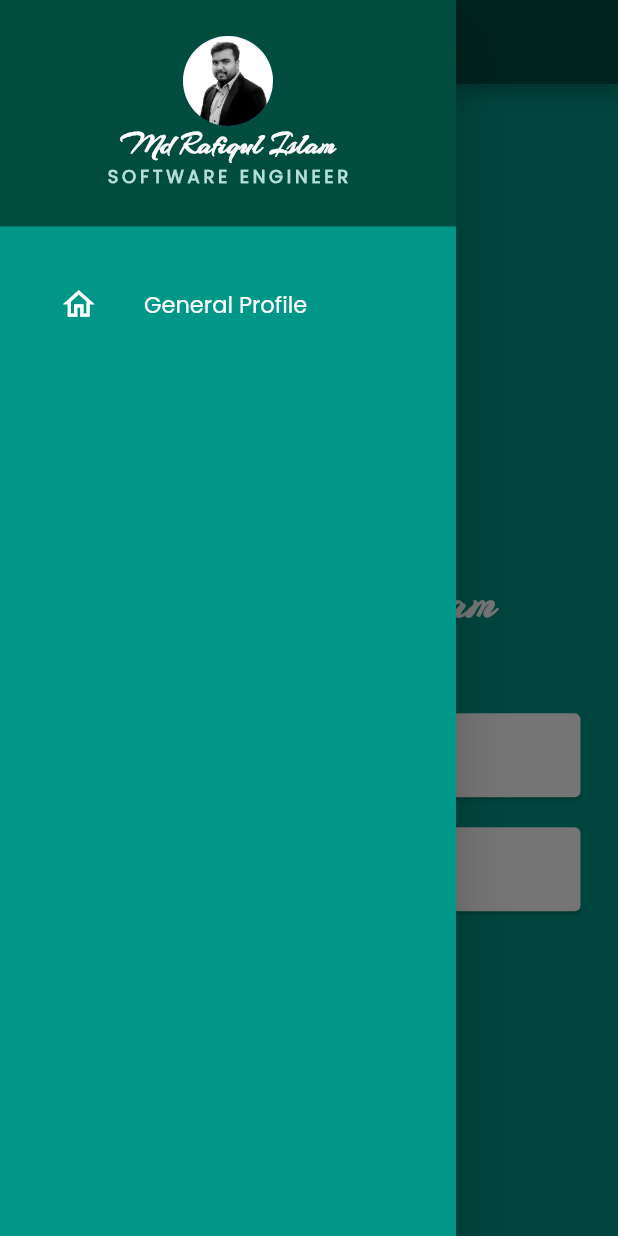
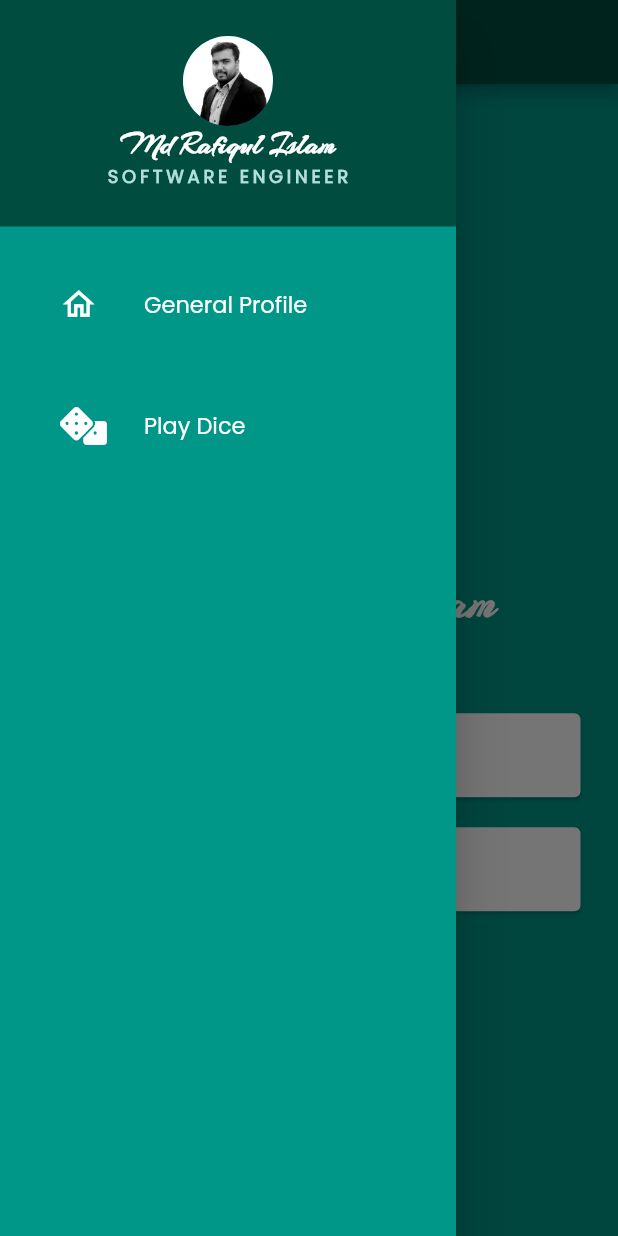
Before and after one commit to vutfiq01/mi_flash_card, a Flutter app: the screen it shows after launch, with the side drawer open, on a phone screen of 412 x 824 dp. Run offline on Flutter 3.47's test engine with Material 2 defaults, Android fonts, the phone set to English and light mode, and no system bars; our stand-ins replace font_awesome_flutter.

Commit message:
dice app is branched from main

```diff
--- a/lib/widget/navigation_drawer.dart
+++ b/lib/widget/navigation_drawer.dart
@@ -1,7 +1,7 @@
 import 'package:flutter/material.dart';
-// import 'package:font_awesome_flutter/font_awesome_flutter.dart';
+import 'package:font_awesome_flutter/font_awesome_flutter.dart';
 // import 'package:mi_flash_card/dating_profile_page.dart';
-// import 'package:mi_flash_card/dice_app.dart';
+import 'package:mi_flash_card/dice_app.dart';
 // import 'package:mi_flash_card/job_profile_page.dart';
 import 'package:mi_flash_card/main.dart';
 
@@ -137,31 +137,31 @@ class MyNavigationDrawer extends StatelessWidget {
             //     ),
             //   ),
             // ),
-            // ListTile(
-            //   tileColor: Colors.teal,
-            //   onTap: () {
-            //     Navigator.pop(context);
-            //     Navigator.push(
-            //       context,
-            //       MaterialPageRoute(
-            //         builder: (context) => const DicePage(),
-            //       ),
-            //     );
-            //   },
-            //   leading: const Icon(
-            //     FontAwesomeIcons.dice,
-            //     size: 25,
-            //     color: Colors.white,
-            //   ),
-            //   title: const Text(
-            //     'Play Dice',
-            //     style: TextStyle(
-            //       fontSize: 15,
-            //       fontFamily: 'Poppins',
-            //       color: Colors.white,
-            //     ),
-            //   ),
-            // ),
+            ListTile(
+              tileColor: Colors.teal,
+              onTap: () {
+                Navigator.pop(context);
+                Navigator.push(
+                  context,
+                  MaterialPageRoute(
+                    builder: (context) => const DicePage(),
+                  ),
+                );
+              },
+              leading: const Icon(
+                FontAwesomeIcons.dice,
+                size: 25,
+                color: Colors.white,
+              ),
+              title: const Text(
+                'Play Dice',
+                style: TextStyle(
+                  fontSize: 15,
+                  fontFamily: 'Poppins',
+                  color: Colors.white,
+                ),
+              ),
+            ),
           ],
         ),
       );
```
Also changed, not shown: lib/dice_app.dart (+62 -62 lines).
